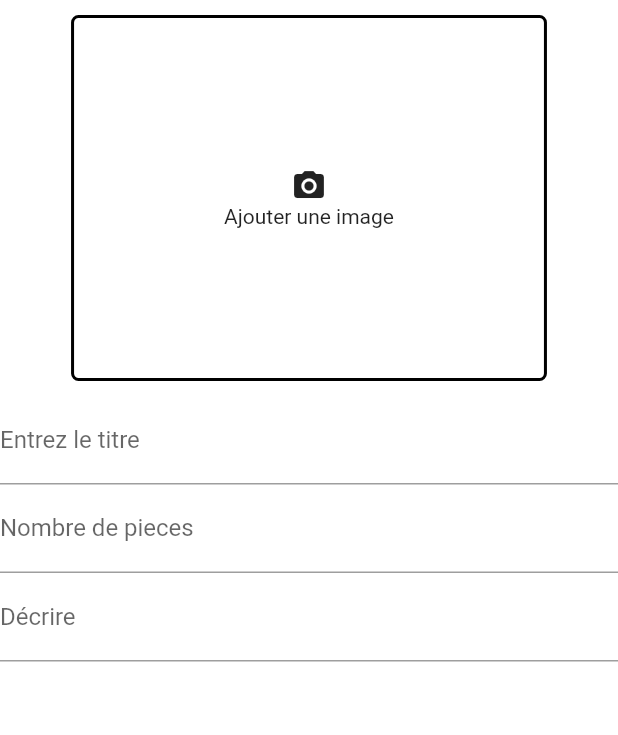
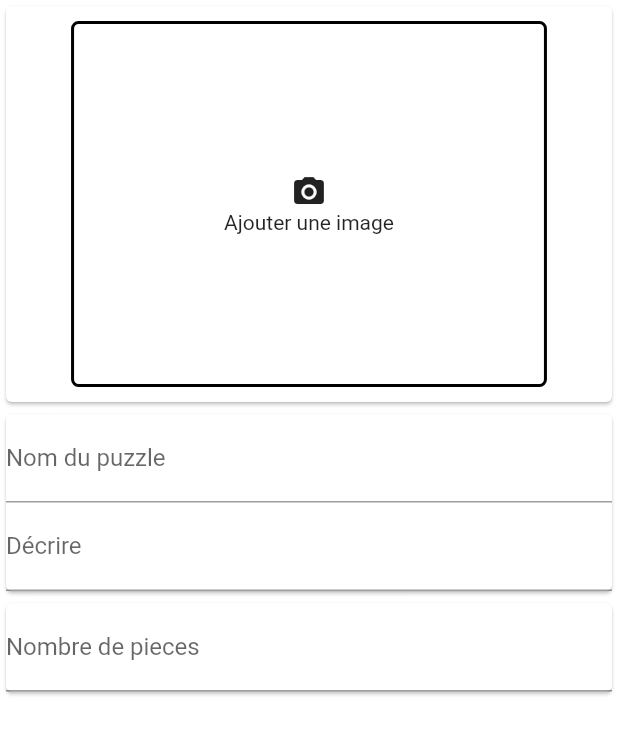
Before and after one commit to lowdev/toy-exchange, a Flutter app: the ToyCreationPage screen opened directly, on a phone screen of 412 x 824 dp. Shown: the top 735 px of the screen. Run offline on Flutter 3.47's test engine with Material 2 defaults, Android fonts, the phone set to English and light mode, and no system bars; our stand-ins replace carousel_slider.

Commit message:
Add elevation on card on ToyCreationPage

```diff
--- a/ui/flutter/lib/screen/app/toycreation/ToyCreationPage.dart
+++ b/ui/flutter/lib/screen/app/toycreation/ToyCreationPage.dart
@@ -43,10 +43,16 @@ class ToyCreationPageState extends State<ToyCreationPage> {
         key: formKey,
         child: Column (
           children: <Widget>[
-            createUploadImage(),
-            createTitleInput(),
-            createNumberOfPieceInput(),
-            createDescriptionInput()
+            new Card(child: createUploadImage()),
+            new Card(child:
+              Column(
+                children: [
+                  createTitleInput(),
+                  createDescriptionInput()
+                ]
+              )
+            ),
+            new Card(child: createNumberOfPieceInput())
           ],
         )
     );
@@ -81,7 +87,7 @@ class ToyCreationPageState extends State<ToyCreationPage> {
   Widget createTitleInput() {
     return TextFormField(
       decoration: InputDecoration(
-          labelText: 'Entrez le titre'
+          labelText: 'Nom du puzzle'
       ),
       validator: (value) {
         if (value.isEmpty) {
```
